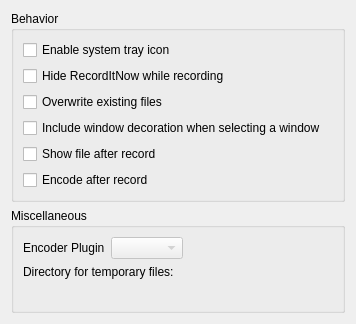
Qt form src/ui/settings.ui (hippich/recorditnow) before a commit.
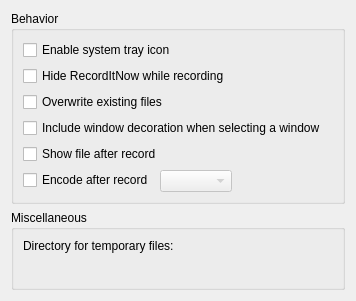
The same form after that commit. Custom widgets are drawn as their Qt base class.

Patch:
```diff
--- a/src/ui/settings.ui
+++ b/src/ui/settings.ui
@@ -7,7 +7,7 @@
     <x>0</x>
     <y>0</y>
     <width>356</width>
-    <height>324</height>
+    <height>301</height>
    </rect>
   </property>
   <property name="windowTitle">
@@ -51,13 +51,6 @@
         </property>
        </widget>
       </item>
-      <item row="5" column="0" colspan="2">
-       <widget class="QCheckBox" name="kcfg_encode">
-        <property name="text">
-         <string>Encode after record</string>
-        </property>
-       </widget>
-      </item>
       <item row="3" column="0" colspan="2">
        <widget class="QCheckBox" name="kcfg_includeDecoration">
         <property name="text">
@@ -65,6 +58,23 @@
         </property>
        </widget>
       </item>
+      <item row="5" column="0">
+       <widget class="QCheckBox" name="kcfg_encode">
+        <property name="text">
+         <string>Encode after record</string>
+        </property>
+       </widget>
+      </item>
+      <item row="5" column="1">
+       <widget class="KComboBox" name="encoderCombo">
+        <property name="enabled">
+         <bool>false</bool>
+        </property>
+        <property name="insertPolicy">
+         <enum>QComboBox::InsertAlphabetically</enum>
+        </property>
+       </widget>
+      </item>
      </layout>
     </widget>
    </item>
@@ -77,24 +87,7 @@
       <property name="fieldGrowthPolicy">
        <enum>QFormLayout::ExpandingFieldsGrow</enum>
       </property>
-      <item row="0" column="0">
-       <widget class="QLabel" name="label_2">
-        <property name="text">
-         <string>Encoder Plugin</string>
-        </property>
-       </widget>
-      </item>
-      <item row="0" column="1">
-       <widget class="KComboBox" name="encoderCombo">
-        <property name="enabled">
-         <bool>false</bool>
-        </property>
-        <property name="insertPolicy">
-         <enum>QComboBox::InsertAlphabetically</enum>
-        </property>
-       </widget>
-      </item>
-      <item row="1" column="0" colspan="2">
+      <item row="0" column="0" colspan="2">
        <widget class="QLabel" name="label">
         <property name="text">
          <string>Directory for temporary files:</string>
```
Left out of the diff: 2 changed lines with no effect on the pictures.
